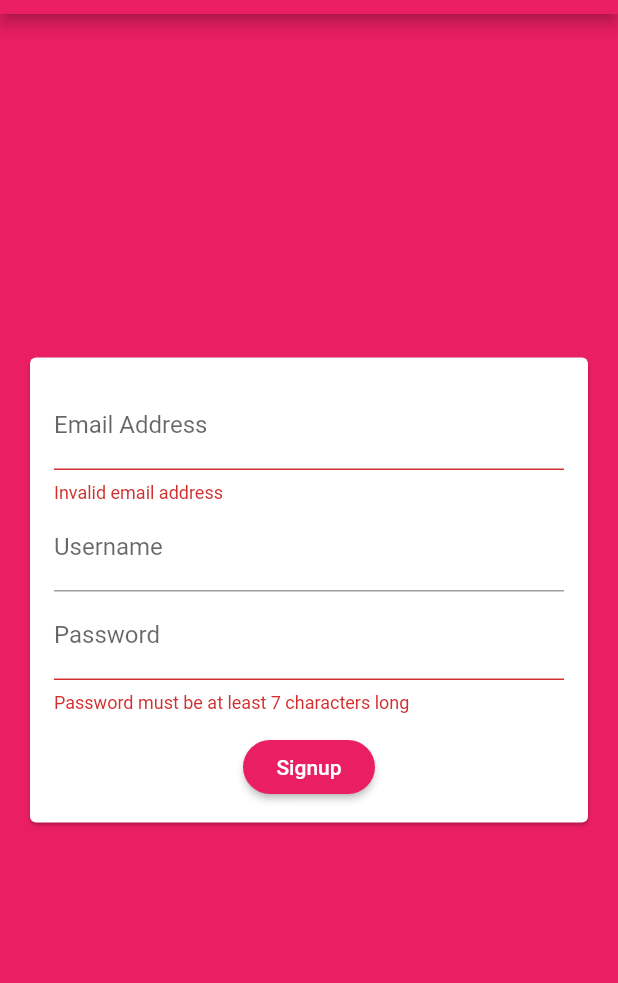
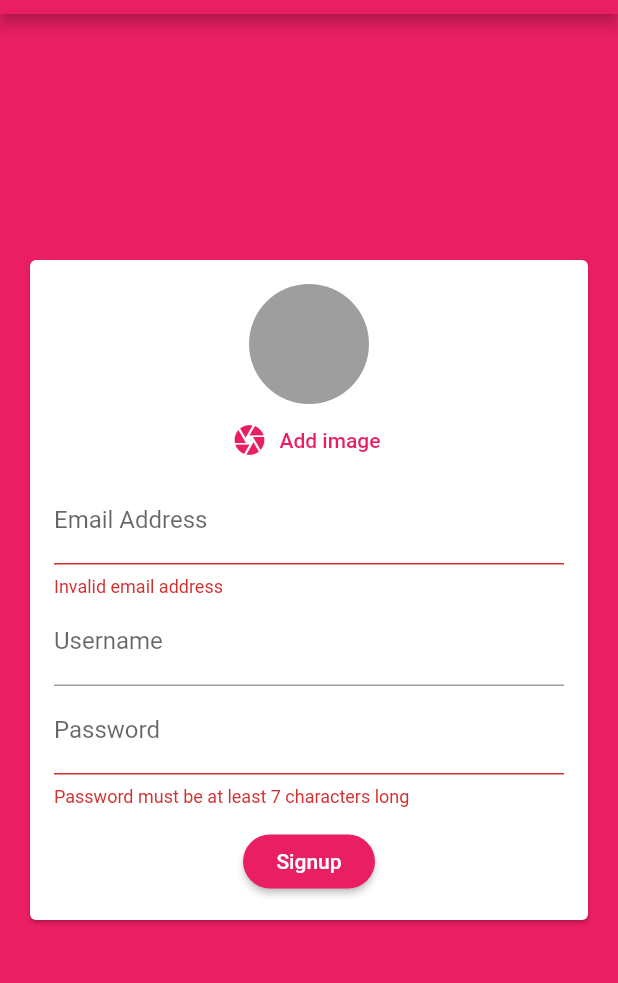
Before and after one commit to llandro/firebase_chat, a Flutter app: the screen it shows after launch, after a tap on "Login", after a tap on "Create new account", on a phone screen of 412 x 824 dp, the part 70-1053 px from its top. Run offline on Flutter 3.47's test engine with Material 2 defaults, Android fonts, the phone set to English and light mode, and no system bars; our stand-ins replace cloud_firestore, firebase_auth, image_picker; accounts and stored records are empty.

Commit message:
Added image picker to auth form.

```diff
--- a/lib/constants.dart
+++ b/lib/constants.dart
@@ -1,2 +1,2 @@
-const chat_path = '/chat';
-//const chat_path = 'chats/uNeOQeyog8rkqByMUYNw/messages';
+//const chat_path = '/chat';
+const chat_path = 'chats/uNeOQeyog8rkqByMUYNw/messages';
--- a/lib/widgets/auth/auth_form.dart
+++ b/lib/widgets/auth/auth_form.dart
@@ -1,3 +1,4 @@
+import 'package:firebasechat/widgets/pickers/user_image_picker.dart';
 import 'package:flutter/material.dart';
 
 class AuthForm extends StatefulWidget {
@@ -40,7 +41,7 @@ class _AuthFormState extends State<AuthForm> {
     return Center(
       child: AnimatedContainer(
         duration: Duration(milliseconds: 300),
-        height: isLogin ? 300 : 350,
+        height: isLogin ? 300 : 480,
         child: Card(
           margin: EdgeInsets.all(20),
           child: SingleChildScrollView(
@@ -51,6 +52,7 @@ class _AuthFormState extends State<AuthForm> {
                 child: Column(
                   mainAxisSize: MainAxisSize.min,
                   children: <Widget>[
+                    if (!isLogin) UserImagePicker(),
                     TextFormField(
                       key: ValueKey('email'),
                       validator: (value) {
--- a/lib/widgets/chat/messages.dart
+++ b/lib/widgets/chat/messages.dart
@@ -16,7 +16,9 @@ class Messages extends StatelessWidget {
           );
         return StreamBuilder(
             stream: Firestore.instance
-                .collection(chat_path)
+                .collection('/chats')
+                .document('uNeOQeyog8rkqByMUYNw')
+                .collection('messages')
                 .orderBy(
                   'timestamp',
                   descending: true,
--- /dev/null
+++ b/lib/widgets/pickers/user_image_picker.dart
@@ -0,0 +1,38 @@
+import 'dart:io';
+import 'package:flutter/material.dart';
+import 'package:image_picker/image_picker.dart';
+
+class UserImagePicker extends StatefulWidget {
+  @override
+  _UserImagePickerState createState() => _UserImagePickerState();
+}
+
+class _UserImagePickerState extends State<UserImagePicker> {
+  File _pickedImage;
+  void _pickImage() async {
+    final pickedFile = await ImagePicker.pickImage(source: ImageSource.camera);
+    setState(() {
+      _pickedImage = pickedFile;
+    });
+  }
+
+  @override
+  Widget build(BuildContext context) {
+    return Column(
+      children: <Widget>[
+        CircleAvatar(
+          radius: 40,
+          backgroundImage:
+              _pickedImage != null ? FileImage(_pickedImage) : null,
+          backgroundColor: Colors.grey,
+        ),
+        FlatButton.icon(
+          onPressed: _pickImage,
+          icon: Icon(Icons.camera),
+          label: Text('Add image'),
+          textColor: Theme.of(context).primaryColor,
+        ),
+      ],
+    );
+  }
+}
--- a/pubspec.yaml
+++ b/pubspec.yaml
@@ -35,6 +35,7 @@ dev_dependencies:
   firebase_core: ^0.4.0+9
   cloud_firestore: ^0.13.5
   firebase_auth: ^0.16.0
+  image_picker: ^0.6.5+3
 
 # For information on the generic Dart part of this file, see the
 # following page: https://dart.dev/tools/pub/pubspec
```
Also changed, not shown: pubspec.lock.
